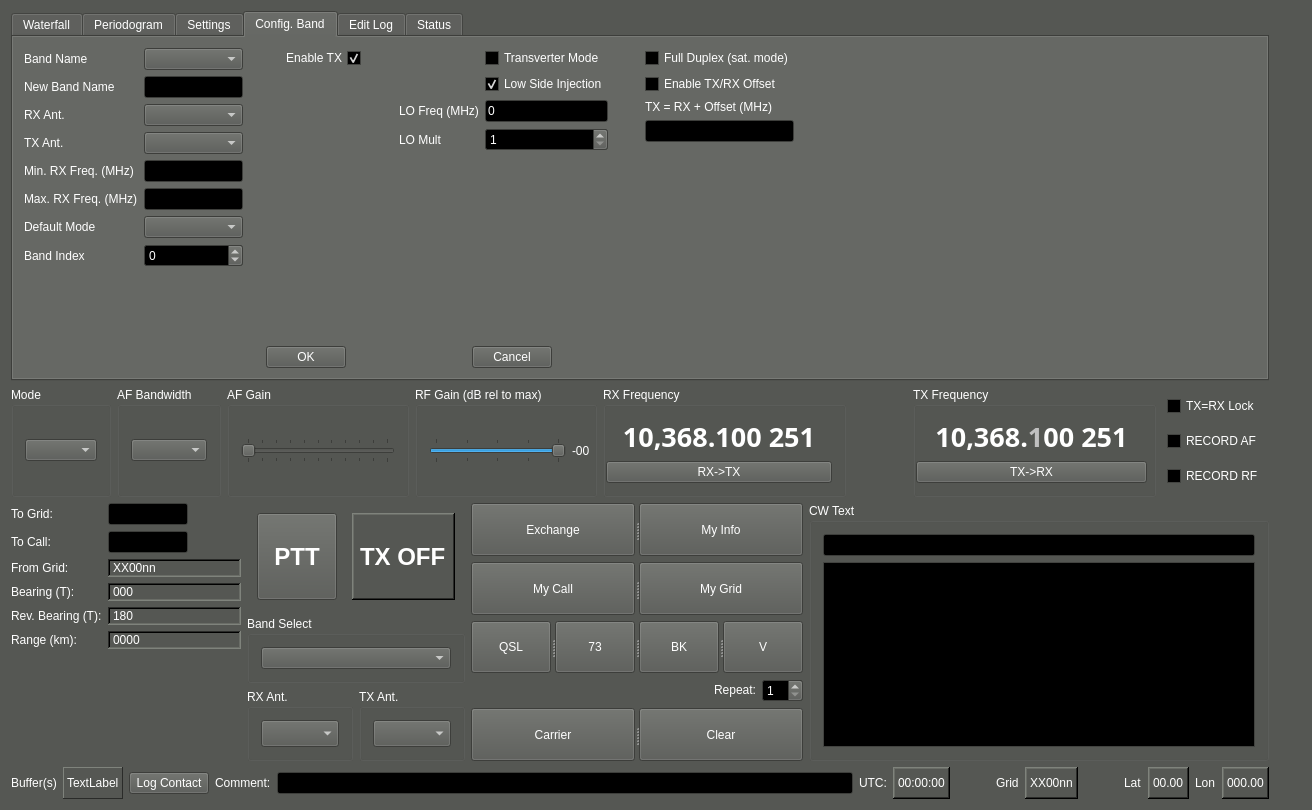
Above: qtgui/mainwindow.ui from kb1vc/SoDaRadio before the change. Below: the same form after it.
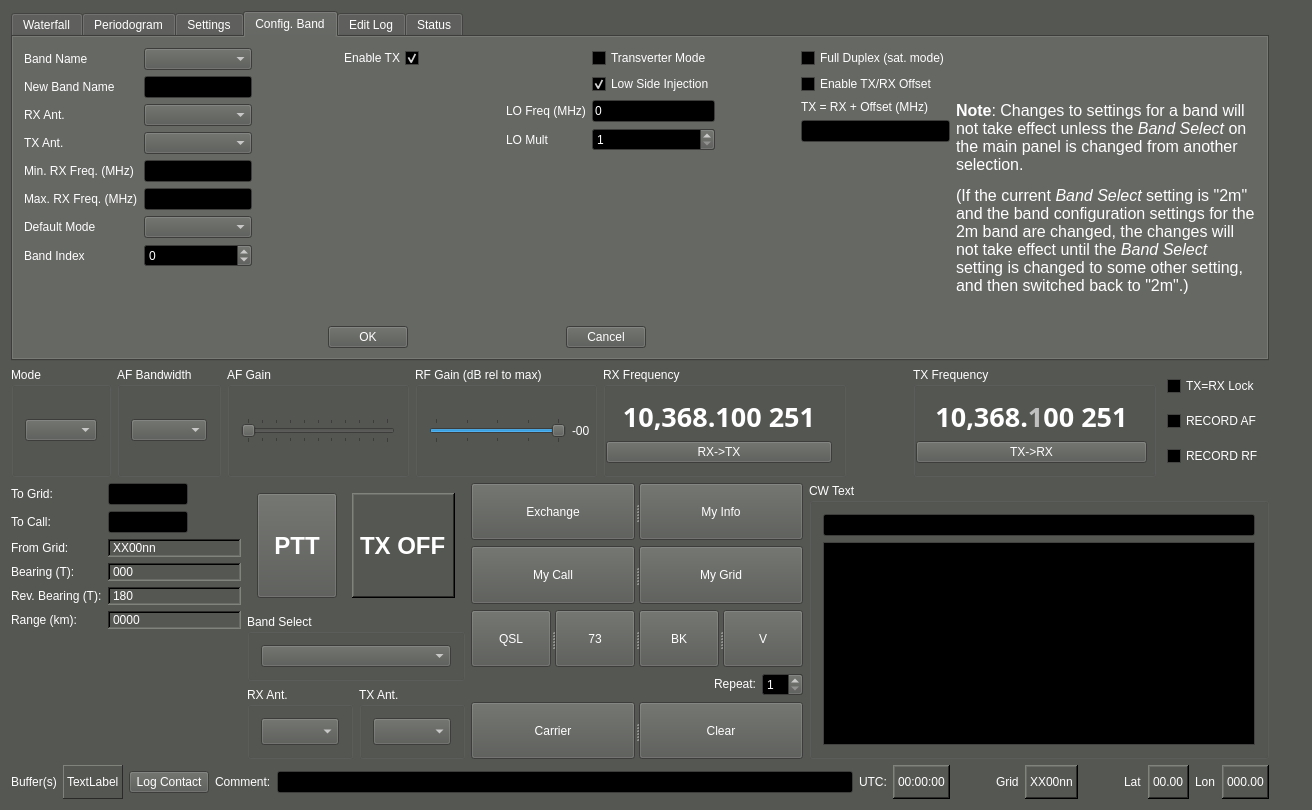
That is the form after the change. Icons and pictures are not drawn. Custom widgets are drawn as their Qt base class.

What changed in the file:
```diff
--- a/qtgui/mainwindow.ui
+++ b/qtgui/mainwindow.ui
@@ -1663,17 +1663,32 @@
          </layout>
         </item>
         <item>
-         <spacer name="horizontalSpacer_13">
-          <property name="orientation">
-           <enum>Qt::Horizontal</enum>
+         <widget class="QLabel" name="label_23">
+          <property name="sizePolicy">
+           <sizepolicy hsizetype="MinimumExpanding" vsizetype="Preferred">
+            <horstretch>0</horstretch>
+            <verstretch>0</verstretch>
+           </sizepolicy>
           </property>
-          <property name="sizeHint" stdset="0">
+          <property name="maximumSize">
            <size>
-            <width>496</width>
-            <height>20</height>
+            <width>300</width>
+            <height>16777215</height>
            </size>
           </property>
-         </spacer>
+          <property name="frameShape">
+           <enum>QFrame::NoFrame</enum>
+          </property>
+          <property name="text">
+           <string>&lt;html&gt;&lt;head/&gt;&lt;body&gt;&lt;p&gt;&lt;span style=&quot; font-size:12pt; font-weight:600;&quot;&gt;Note&lt;/span&gt;&lt;span style=&quot; font-size:12pt;&quot;&gt;: Changes to settings for a band will not take effect unless the &lt;/span&gt;&lt;span style=&quot; font-size:12pt; font-style:italic;&quot;&gt;Band Select &lt;/span&gt;&lt;span style=&quot; font-size:12pt;&quot;&gt;on the main panel is changed from another selection. &lt;/span&gt;&lt;/p&gt;&lt;p&gt;&lt;span style=&quot; font-size:12pt;&quot;&gt;(If the current &lt;/span&gt;&lt;span style=&quot; font-size:12pt; font-style:italic;&quot;&gt;Band Select&lt;/span&gt;&lt;span style=&quot; font-size:12pt;&quot;&gt; setting is &amp;quot;2m&amp;quot; and the band configuration settings for the 2m band are changed, the changes will not take effect until the &lt;/span&gt;&lt;span style=&quot; font-size:12pt; font-style:italic;&quot;&gt;Band Select &lt;/span&gt;&lt;span style=&quot; font-size:12pt;&quot;&gt;setting is changed to some other setting, and then switched back to &amp;quot;2m&amp;quot;.)&lt;/span&gt;&lt;/p&gt;&lt;/body&gt;&lt;/html&gt;</string>
+          </property>
+          <property name="textFormat">
+           <enum>Qt::RichText</enum>
+          </property>
+          <property name="wordWrap">
+           <bool>true</bool>
+          </property>
+         </widget>
         </item>
        </layout>
       </widget>
```
